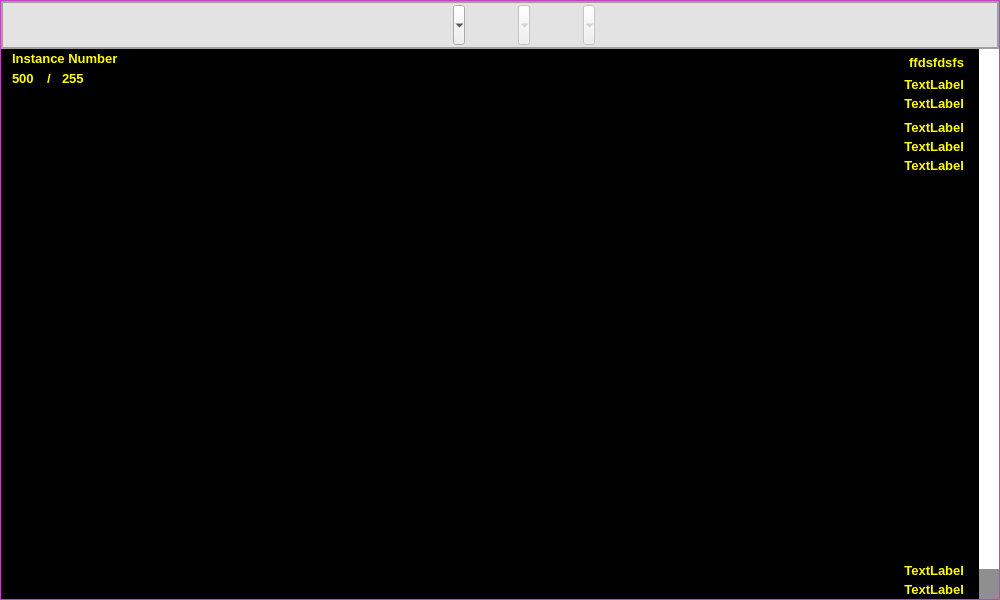
Old version of the form DICOM/views/ui/viewDICOM.ui in the repository CrisMC2/Hologramas.
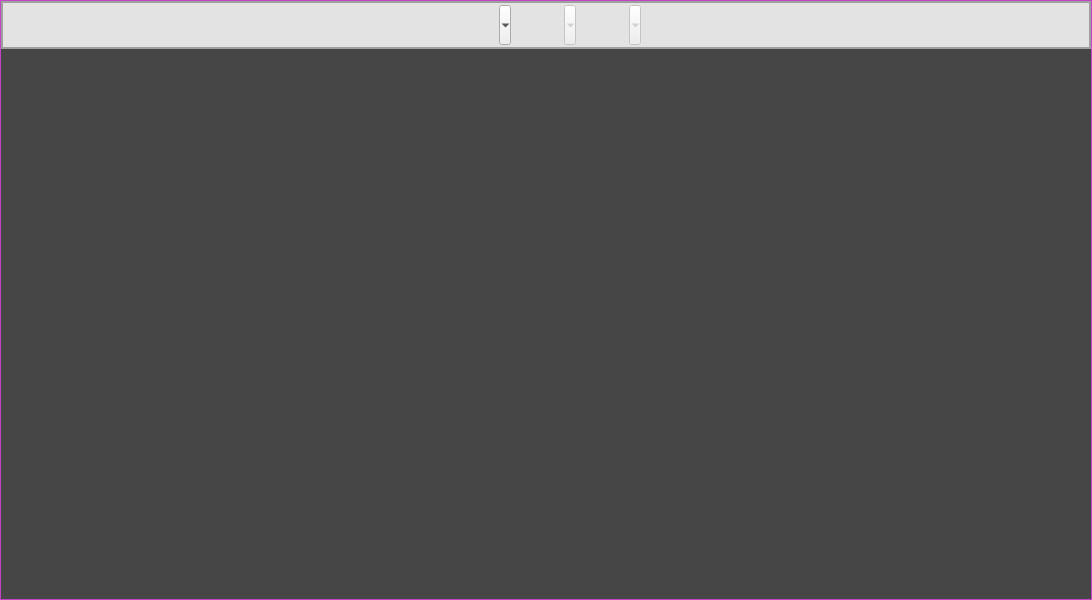
New version of the form. The open tabs and pages were chosen to show the change. Icons and pictures are not drawn.

The edit to the form file:
```diff
--- a/DICOM/views/ui/viewDICOM.ui
+++ b/DICOM/views/ui/viewDICOM.ui
@@ -9,7 +9,7 @@
    <rect>
     <x>0</x>
     <y>0</y>
-    <width>1000</width>
+    <width>1092</width>
     <height>600</height>
    </rect>
   </property>
@@ -492,7 +492,7 @@
   <property name="autoFillBackground">
    <bool>false</bool>
   </property>
-  <layout class="QVBoxLayout" name="verticalLayout_7">
+  <layout class="QHBoxLayout" name="horizontalLayout">
    <property name="spacing">
     <number>0</number>
    </property>
@@ -1260,709 +1260,6 @@
           <property name="bottomMargin">
            <number>0</number>
           </property>
-          <item>
-           <widget class="QFrame" name="frame_OneView">
-            <property name="styleSheet">
-             <string notr="true">QFrame#frame_OneView{
-background-color: rgb(0, 0, 0);
-}
-
-QWidget{
-background-color: transparent;
-}
-
-QLabel{
-background-color: transparent;
-}</string>
-            </property>
-            <layout class="QHBoxLayout" name="horizontalLayout_5">
-             <property name="spacing">
-              <number>0</number>
-             </property>
-             <property name="leftMargin">
-              <number>6</number>
-             </property>
-             <property name="topMargin">
-              <number>0</number>
-             </property>
-             <property name="rightMargin">
-              <number>0</number>
-             </property>
-             <property name="bottomMargin">
-              <number>0</number>
-             </property>
-             <item>
-              <widget class="QWidget" name="widget_Image" native="true">
-               <property name="styleSheet">
-                <string notr="true">#widget_Image QLabel{
-	background-color: transparent;
-	color: rgb(255, 255, 0);
-
-	padding: 2px;
-	font-weight: bold;
-	font-size: 13px;
-}
-
-#widget_Image QLabel:hover{
-	color: rgb(255, 78, 78);
-}
-#widget_Image QLabel:focus{
-	color: rgb(170, 255, 0);
-}</string>
-               </property>
-               <layout class="QHBoxLayout" name="horizontalLayout" stretch="1,5,1,0">
-                <property name="spacing">
-                 <number>0</number>
-                </property>
-                <property name="leftMargin">
-                 <number>0</number>
-                </property>
-                <property name="topMargin">
-                 <number>0</number>
-                </property>
-                <property name="rightMargin">
-                 <number>0</number>
-                </property>
-                <property name="bottomMargin">
-                 <number>0</number>
-                </property>
-                <item>
-                 <widget class="QWidget" name="widget_5" native="true">
-                  <property name="minimumSize">
-                   <size>
-                    <width>50</width>
-                    <height>0</height>
-                   </size>
-                  </property>
-                  <property name="styleSheet">
-                   <string notr="true">QWidget{
-background-color: transparent;
-}
-/*
-QLabel{
-color: rgb(255,255,255);
-background-color: transparent;
-}*/</string>
-                  </property>
-                  <layout class="QVBoxLayout" name="verticalLayout_3">
-                   <property name="spacing">
-                    <number>0</number>
-                   </property>
-                   <property name="leftMargin">
-                    <number>0</number>
-                   </property>
-                   <property name="topMargin">
-                    <number>0</number>
-                   </property>
-                   <property name="rightMargin">
-                    <number>0</number>
-                   </property>
-                   <property name="bottomMargin">
-                    <number>0</number>
-                   </property>
-                   <item>
-                    <widget class="QLabel" name="Number">
-                     <property name="font">
-                      <font>
-                       <pointsize>-1</pointsize>
-                       <weight>75</weight>
-                       <bold>true</bold>
-                      </font>
-                     </property>
-                     <property name="focusPolicy">
-                      <enum>Qt::ClickFocus</enum>
-                     </property>
-                     <property name="text">
-                      <string>Instance Number</string>
-                     </property>
-                    </widget>
-                   </item>
-                   <item>
-                    <widget class="QWidget" name="widget_4" native="true">
-                     <property name="minimumSize">
-                      <size>
-                       <width>0</width>
-                       <height>20</height>
-                      </size>
-                     </property>
-                     <layout class="QHBoxLayout" name="horizontalLayout_7" stretch="1,1,1,4">
-                      <property name="spacing">
-                       <number>0</number>
-                      </property>
-                      <property name="leftMargin">
-                       <number>0</number>
-                      </property>
-                      <property name="topMargin">
-                       <number>0</number>
-                      </property>
-                      <property name="rightMargin">
-                       <number>0</number>
-                      </property>
-                      <property name="bottomMargin">
-                       <number>0</number>
-                      </property>
-                      <item>
-                       <widget class="QLabel" name="Number_Variable">
-                        <property name="minimumSize">
-                         <size>
-                          <width>35</width>
-                          <height>20</height>
-                         </size>
-                        </property>
-                        <property name="maximumSize">
-                         <size>
-                          <width>35</width>
-                          <height>16777215</height>
-                         </size>
-                        </property>
-                        <property name="font">
-                         <font>
-                          <pointsize>-1</pointsize>
-                          <weight>75</weight>
-                          <bold>true</bold>
-                         </font>
-                        </property>
-                        <property name="text">
-                         <string>500</string>
-                        </property>
-                       </widget>
-                      </item>
-                      <item>
-                       <widget class="QLabel" name="label_3">
-                        <property name="minimumSize">
-                         <size>
-                          <width>15</width>
-                          <height>0</height>
-                         </size>
-                        </property>
-                        <property name="maximumSize">
-                         <size>
-                          <width>15</width>
-                          <height>16777215</height>
-                         </size>
-                        </property>
-                        <property name="text">
-                         <string>/</string>
-                        </property>
-                       </widget>
-                      </item>
-                      <item>
-                       <widget class="QLabel" name="label_2">
-                        <property name="minimumSize">
-                         <size>
-                          <width>35</width>
-                          <height>0</height>
-                         </size>
-                        </property>
-                        <property name="maximumSize">
-                         <size>
-                          <width>35</width>
-                          <height>16777215</height>
-                         </size>
-                        </property>
-                        <property name="text">
-                         <string>255</string>
-                        </property>
-                       </widget>
-                      </item>
-                      <item>
-                       <spacer name="horizontalSpacer">
-                        <property name="orientation">
-                         <enum>Qt::Horizontal</enum>
-                        </property>
-                        <property name="sizeHint" stdset="0">
-                         <size>
-                          <width>60</width>
-                          <height>20</height>
-                         </size>
-                        </property>
-                       </spacer>
-                      </item>
-                     </layout>
-                    </widget>
-                   </item>
-                   <item>
-                    <spacer name="verticalSpacer">
-                     <property name="orientation">
-                      <enum>Qt::Vertical</enum>
-                     </property>
-                     <property name="sizeHint" stdset="0">
-                      <size>
-                       <width>20</width>
-                       <height>40</height>
-                      </size>
-                     </property>
-                    </spacer>
-                   </item>
-                  </layout>
-                 </widget>
-                </item>
-                <item>
-                 <widget class="QWidget" name="widget_3" native="true">
-                  <layout class="QHBoxLayout" name="horizontalLayout_6">
-                   <property name="spacing">
-                    <number>0</number>
-                   </property>
-                   <property name="leftMargin">
-                    <number>0</number>
-                   </property>
-                   <property name="topMargin">
-                    <number>0</number>
-                   </property>
-                   <property name="rightMargin">
-                    <number>0</number>
-                   </property>
-                   <property name="bottomMargin">
-                    <number>0</number>
-                   </property>
-                   <item>
-                    <widget class="QLabel" name="Image_DICOM">
-                     <property name="styleSheet">
-                      <string notr="true"/>
-                     </property>
-                     <property name="text">
-                      <string/>
-                     </property>
-                     <property name="textFormat">
-                      <enum>Qt::PlainText</enum>
-                     </property>
-                     <property name="scaledContents">
-                      <bool>true</bool>
-                     </property>
-                     <property name="alignment">
-                      <set>Qt::AlignCenter</set>
-                     </property>
-                    </widget>
-                   </item>
-                  </layout>
-                 </widget>
-                </item>
-                <item>
-                 <widget class="QWidget" name="widget_7" native="true">
-                  <property name="minimumSize">
-                   <size>
-                    <width>0</width>
-                    <height>0</height>
-                   </size>
-                  </property>
-                  <property name="styleSheet">
-                   <string notr="true">QWidget{
-	background-color: transparent;
-
-}
-
-QLabel{
-background-color: transparent;
-}</string>
-                  </property>
-                  <layout class="QVBoxLayout" name="verticalLayout_2" stretch="1,1">
-                   <property name="spacing">
-                    <number>0</number>
-                   </property>
-                   <property name="leftMargin">
-                    <number>0</number>
-                   </property>
-                   <property name="topMargin">
-                    <number>0</number>
-                   </property>
-                   <property name="rightMargin">
-                    <number>0</number>
-                   </property>
-                   <property name="bottomMargin">
-                    <number>0</number>
-                   </property>
-                   <item>
-                    <widget class="QWidget" name="widget" native="true">
-                     <property name="sizePolicy">
-                      <sizepolicy hsizetype="Preferred" vsizetype="Ignored">
-                       <horstretch>0</horstretch>
-                       <verstretch>0</verstretch>
-                      </sizepolicy>
-                     </property>
-                     <property name="font">
-                      <font>
-                       <weight>75</weight>
-                       <bold>true</bold>
-                      </font>
-                     </property>
-                     <property name="focusPolicy">
-                      <enum>Qt::WheelFocus</enum>
-                     </property>
-                     <property name="styleSheet">
-                      <string notr="true">/*QWidget QLabel{
-color:rgb(202, 195, 0);
-font-size: 12px;
-text-align: right; Orientación Horizontal
-margin: 2px;
-}*/</string>
-                     </property>
-                     <layout class="QVBoxLayout" name="verticalLayout_4" stretch="0,0,0,1,0,0,0,1">
-                      <property name="spacing">
-                       <number>0</number>
-                      </property>
-                      <property name="sizeConstraint">
-                       <enum>QLayout::SetDefaultConstraint</enum>
-                      </property>
-                      <property name="leftMargin">
-                       <number>0</number>
-                      </property>
-                      <property name="topMargin">
-                       <number>0</number>
-                      </property>
-                      <property name="rightMargin">
-                       <number>0</number>
-                      </property>
-                      <property name="bottomMargin">
-                       <number>0</number>
-                      </property>
-                      <item>
-                       <widget class="QLabel" name="name_Patient">
-                        <property name="sizePolicy">
-                         <sizepolicy hsizetype="Preferred" vsizetype="Maximum">
-                          <horstretch>0</horstretch>
-                          <verstretch>0</verstretch>
-                         </sizepolicy>
-                        </property>
-                        <property name="maximumSize">
-                         <size>
-                          <width>16777215</width>
-                          <height>30</height>
-                         </size>
-                        </property>
-                        <property name="font">
-                         <font>
-                          <pointsize>-1</pointsize>
-                          <weight>75</weight>
-                          <bold>true</bold>
-                         </font>
-                        </property>
-                        <property name="styleSheet">
-                         <string notr="true"/>
-                        </property>
-                        <property name="text">
-                         <string>ffdsfdsfs</string>
-                        </property>
-                        <property name="scaledContents">
-                         <bool>true</bool>
-                        </property>
-                        <property name="alignment">
-                         <set>Qt::AlignBottom|Qt::AlignRight|Qt::AlignTrailing</set>
-                        </property>
-                        <property name="margin">
-                         <number>0</number>
-                        </property>
-                        <property name="textInteractionFlags">
-                         <set>Qt::NoTextInteraction</set>
-                        </property>
-                       </widget>
-                      </item>
-                      <item>
-                       <widget class="QLabel" name="name_Study">
-                        <property name="sizePolicy">
-                         <sizepolicy hsizetype="Preferred" vsizetype="Maximum">
-                          <horstretch>0</horstretch>
-                          <verstretch>0</verstretch>
-                         </sizepolicy>
-                        </property>
-                        <property name="maximumSize">
-                         <size>
-                          <width>16777215</width>
-                          <height>20</height>
-                         </size>
-                        </property>
-                        <property name="font">
-                         <font>
-                          <pointsize>-1</pointsize>
-                          <weight>75</weight>
-                          <bold>true</bold>
-                         </font>
-                        </property>
-                        <property name="text">
-                         <string>TextLabel</string>
-                        </property>
-                        <property name="alignment">
-                         <set>Qt::AlignRight|Qt::AlignTrailing|Qt::AlignVCenter</set>
-                        </property>
-                       </widget>
-                      </item>
-                      <item>
-                       <widget class="QLabel" name="name_Date">
-                        <property name="sizePolicy">
-                         <sizepolicy hsizetype="Preferred" vsizetype="Maximum">
-                          <horstretch>0</horstretch>
-                          <verstretch>0</verstretch>
-                         </sizepolicy>
-                        </property>
-                        <property name="maximumSize">
-                         <size>
-                          <width>16777215</width>
-                          <height>20</height>
-                         </size>
-                        </property>
-                        <property name="text">
-                         <string>TextLabel</string>
-                        </property>
-                        <property name="alignment">
-                         <set>Qt::AlignRight|Qt::AlignTrailing|Qt::AlignVCenter</set>
-                        </property>
-                       </widget>
-                      </item>
-                      <item>
-                       <spacer name="verticalSpacer_3">
-                        <property name="orientation">
-                         <enum>Qt::Vertical</enum>
-                        </property>
-                        <property name="sizeType">
-                         <enum>QSizePolicy::Fixed</enum>
-                        </property>
-                        <property name="sizeHint" stdset="0">
-                         <size>
-                          <width>20</width>
-                          <height>5</height>
-                         </size>
-                        </property>
-                       </spacer>
-                      </item>
-                      <item>
-                       <widget class="QLabel" name="name_Institution">
-                        <property name="sizePolicy">
-                         <sizepolicy hsizetype="Preferred" vsizetype="Maximum">
-                          <horstretch>0</horstretch>
-                          <verstretch>0</verstretch>
-                         </sizepolicy>
-                        </property>
-                        <property name="maximumSize">
-                         <size>
-                          <width>16777215</width>
-                          <height>20</height>
-                         </size>
-                        </property>
-                        <property name="text">
-                         <string>TextLabel</string>
-                        </property>
-                        <property name="alignment">
-                         <set>Qt::AlignRight|Qt::AlignTrailing|Qt::AlignVCenter</set>
-                        </property>
-                       </widget>
-                      </item>
-                      <item>
-                       <widget class="QLabel" name="name_Carpet">
-                        <property name="sizePolicy">
-                         <sizepolicy hsizetype="Preferred" vsizetype="Maximum">
-                          <horstretch>0</horstretch>
-                          <verstretch>0</verstretch>
-                         </sizepolicy>
-                        </property>
-                        <property name="minimumSize">
-                         <size>
-                          <width>0</width>
-                          <height>10</height>
-                         </size>
-                        </property>
-                        <property name="maximumSize">
-                         <size>
-                          <width>16777215</width>
-                          <height>20</height>
-                         </size>
-                        </property>
-                        <property name="text">
-                         <string>TextLabel</string>
-                        </property>
-                        <property name="alignment">
-                         <set>Qt::AlignRight|Qt::AlignTrailing|Qt::AlignVCenter</set>
-                        </property>
-                       </widget>
-                      </item>
-                      <item>
-                       <widget class="QLabel" name="name_Study_2">
-                        <property name="sizePolicy">
-                         <sizepolicy hsizetype="Preferred" vsizetype="Maximum">
-                          <horstretch>0</horstretch>
-                          <verstretch>0</verstretch>
-                         </sizepolicy>
-                        </property>
-                        <property name="maximumSize">
-                         <size>
-                          <width>16777215</width>
-                          <height>20</height>
-                         </size>
-                        </property>
-                        <property name="text">
-                         <string>TextLabel</string>
-                        </property>
-                        <property name="alignment">
-                         <set>Qt::AlignRight|Qt::AlignTrailing|Qt::AlignVCenter</set>
-                        </property>
-                        <property name="wordWrap">
-                         <bool>false</bool>
-                        </property>
-                       </widget>
-                      </item>
-                      <item>
-                       <spacer name="verticalSpacer_2">
-                        <property name="orientation">
-                         <enum>Qt::Vertical</enum>
-                        </property>
-                        <property name="sizeType">
-                         <enum>QSizePolicy::Expanding</enum>
-                        </property>
-                        <property name="sizeHint" stdset="0">
-                         <size>
-                          <width>10</width>
-                          <height>100</height>
-                         </size>
-                        </property>
-                       </spacer>
-                      </item>
-                     </layout>
-                    </widget>
-                   </item>
-                   <item>
-                    <widget class="QWidget" name="widget_2" native="true">
-                     <layout class="QVBoxLayout" name="verticalLayout_5">
-                      <property name="spacing">
-                       <number>0</number>
-                      </property>
-                      <property name="leftMargin">
-                       <number>0</number>
-                      </property>
-                      <property name="topMargin">
-                       <number>0</number>
-                      </property>
-                      <property name="rightMargin">
-                       <number>0</number>
-                      </property>
-                      <property name="bottomMargin">
-                       <number>0</number>
-                      </property>
-                      <item>
-                       <spacer name="verticalSpacer_4">
-                        <property name="orientation">
-                         <enum>Qt::Vertical</enum>
-                        </property>
-                        <property name="sizeHint" stdset="0">
-                         <size>
-                          <width>20</width>
-                          <height>40</height>
-                         </size>
-                        </property>
-                       </spacer>
-                      </item>
-                      <item>
-                       <widget class="QLabel" name="info_Date_Hour">
-                        <property name="text">
-                         <string>TextLabel</string>
-                        </property>
-                        <property name="alignment">
-                         <set>Qt::AlignRight|Qt::AlignTrailing|Qt::AlignVCenter</set>
-                        </property>
-                       </widget>
-                      </item>
-                      <item>
-                       <widget class="QLabel" name="info_CT">
-                        <property name="text">
-                         <string>TextLabel</string>
-                        </property>
-                        <property name="alignment">
-                         <set>Qt::AlignRight|Qt::AlignTrailing|Qt::AlignVCenter</set>
-                        </property>
-                       </widget>
-                      </item>
-                     </layout>
-                    </widget>
-                   </item>
-                  </layout>
-                 </widget>
-                </item>
-                <item>
-                 <widget class="QWidget" name="widget_8" native="true">
-                  <property name="minimumSize">
-                   <size>
-                    <width>30</width>
-                    <height>0</height>
-                   </size>
-                  </property>
-                  <property name="maximumSize">
-                   <size>
-                    <width>20</width>
-                    <height>16777215</height>
-                   </size>
-                  </property>
-                  <property name="focusPolicy">
-                   <enum>Qt::ClickFocus</enum>
-                  </property>
-                  <layout class="QVBoxLayout" name="verticalLayout_6">
-                   <property name="spacing">
-                    <number>0</number>
-                   </property>
-                   <property name="leftMargin">
-                    <number>10</number>
-                   </property>
-                   <property name="topMargin">
-                    <number>0</number>
-                   </property>
-                   <property name="rightMargin">
-                    <number>0</number>
-                   </property>
-                   <property name="bottomMargin">
-                    <number>0</number>
-                   </property>
-                   <item>
-                    <widget class="QSlider" name="SliderOneView">
-                     <property name="sizePolicy">
-                      <sizepolicy hsizetype="Ignored" vsizetype="Expanding">
-                       <horstretch>0</horstretch>
-                       <verstretch>0</verstretch>
-                      </sizepolicy>
-                     </property>
-                     <property name="maximumSize">
-                      <size>
-                       <width>20</width>
-                       <height>16777215</height>
-                      </size>
-                     </property>
-                     <property name="focusPolicy">
-                      <enum>Qt::NoFocus</enum>
-                     </property>
-                     <property name="layoutDirection">
-                      <enum>Qt::LeftToRight</enum>
-                     </property>
-                     <property name="styleSheet">
-                      <string notr="true">QSlider::groove:vertical{
-background-color: rgb(255, 255, 255);
-
-}
-
-QSlider::handle:vertical{
-background-color: rgb(143, 143, 143);
-height: 30 px;
-}
-
-QSlider::tick-mark:vertical{
-color:rgb(255, 255, 255);
-}
-</string>
-                     </property>
-                     <property name="orientation">
-                      <enum>Qt::Vertical</enum>
-                     </property>
-                     <property name="tickPosition">
-                      <enum>QSlider::TicksAbove</enum>
-                     </property>
-                     <property name="tickInterval">
-                      <number>100</number>
-                     </property>
-                    </widget>
-                   </item>
-                  </layout>
-                 </widget>
-                </item>
-               </layout>
-              </widget>
-             </item>
-            </layout>
-           </widget>
-          </item>
          </layout>
         </widget>
         <widget class="QWidget" name="EmptyView"/>
```
Left out of the diff: 2 changed lines with no effect on the pictures.
